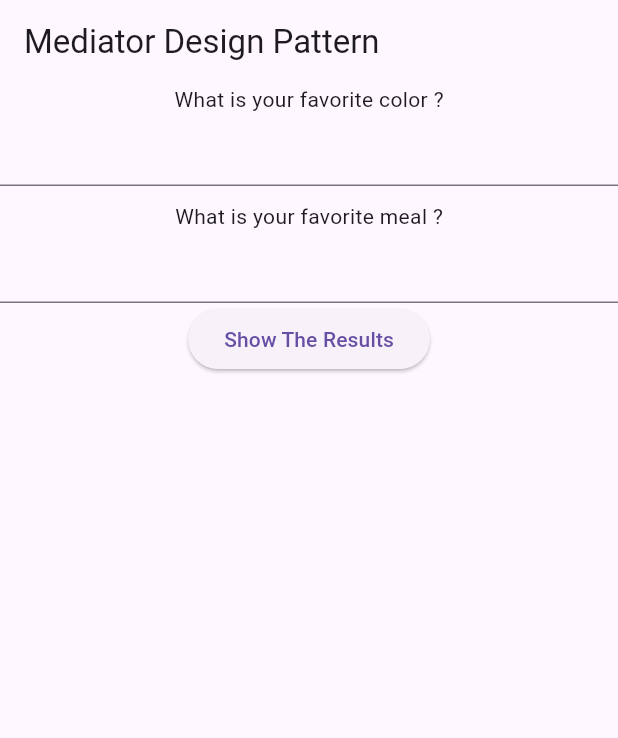
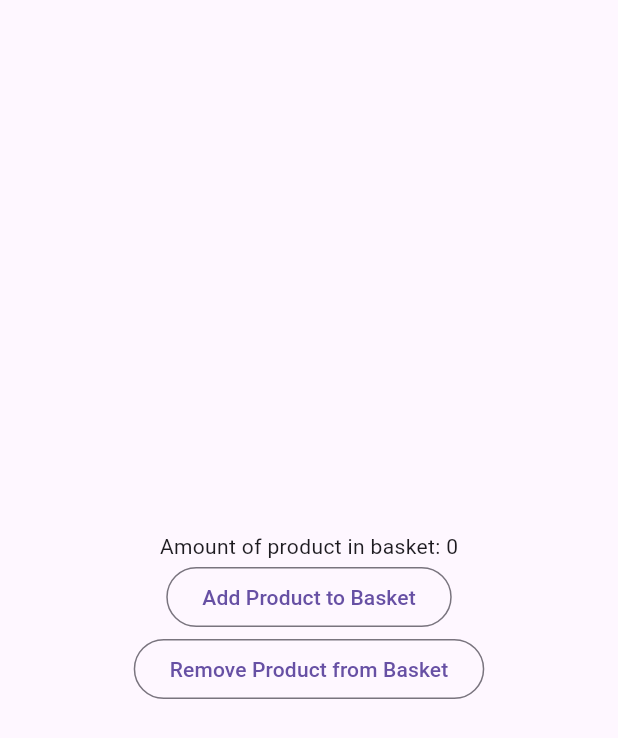
Before and after one commit to Deatsilence/flutter-design-patterns, a Flutter app: the screen it shows after launch, on a phone screen of 412 x 824 dp. Shown: the top 738 px of the screen. Run offline on Flutter 3.47's test engine with Material 3 defaults, Android fonts, the light colour scheme and no system bars; our stand-ins replace dio, flutter_mobx, mobx; generated files the repository leaves out were written again.

Commit message:
Add StateView for managing widget states

```diff
--- a/lib/main.dart
+++ b/lib/main.dart
@@ -10,6 +10,7 @@ import 'package:design_patterns/view/iterator_view.dart';
 import 'package:design_patterns/view/mediator_view.dart';
 import 'package:design_patterns/view/observer_view.dart';
 import 'package:design_patterns/view/proxy_view.dart';
+import 'package:design_patterns/view/state_view.dart';
 import 'package:flutter/material.dart';
 import 'package:provider/provider.dart';
 
@@ -30,7 +31,7 @@ class MyApp extends StatelessWidget {
     return const MaterialApp(
       debugShowCheckedModeBanner: false,
       title: 'Design Patterns',
-      home: MediatorView(),
+      home: StateView(),
     );
   }
 }
--- /dev/null
+++ b/lib/patterns/state/state.dart
@@ -0,0 +1,49 @@
+import 'package:flutter/material.dart';
+
+/// [CartWidget] is a widget that is a colleague in the mediator pattern.
+final class CartWidget extends StatefulWidget {
+  const CartWidget({super.key});
+
+  @override
+  State<CartWidget> createState() => _CartWidgetState();
+}
+
+class _CartWidgetState extends State<CartWidget> {
+  int itemCount = 0;
+
+  void addItem() {
+    setState(() {
+      itemCount++;
+    });
+  }
+
+  void removeItem() {
+    setState(() {
+      itemCount--;
+    });
+  }
+
+  @override
+  Widget build(BuildContext context) {
+    return Scaffold(
+      body: SafeArea(
+        child: Center(
+          child: Column(
+            mainAxisAlignment: MainAxisAlignment.center,
+            children: <Widget>[
+              Text('Amount of product in basket: $itemCount'),
+              OutlinedButton(
+                onPressed: addItem,
+                child: const Text('Add Product to Basket'),
+              ),
+              OutlinedButton(
+                onPressed: removeItem,
+                child: const Text('Remove Product from Basket'),
+              ),
+            ],
+          ),
+        ),
+      ),
+    );
+  }
+}
--- /dev/null
+++ b/lib/view/state_view.dart
@@ -0,0 +1,12 @@
+import 'package:design_patterns/patterns/state/state.dart';
+import 'package:flutter/material.dart';
+
+/// [StateView] is a widget that is a view in the state pattern.
+final class StateView extends StatelessWidget {
+  const StateView({super.key});
+
+  @override
+  Widget build(BuildContext context) {
+    return const CartWidget();
+  }
+}
```
Also changed, not shown: 1 other file.
